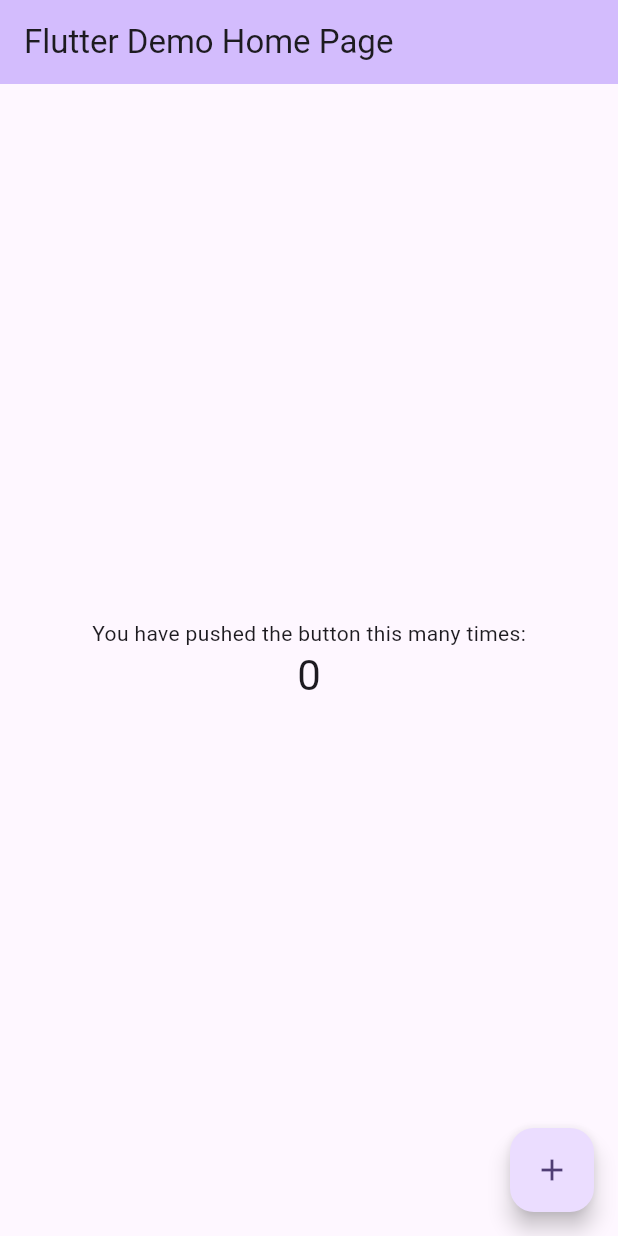
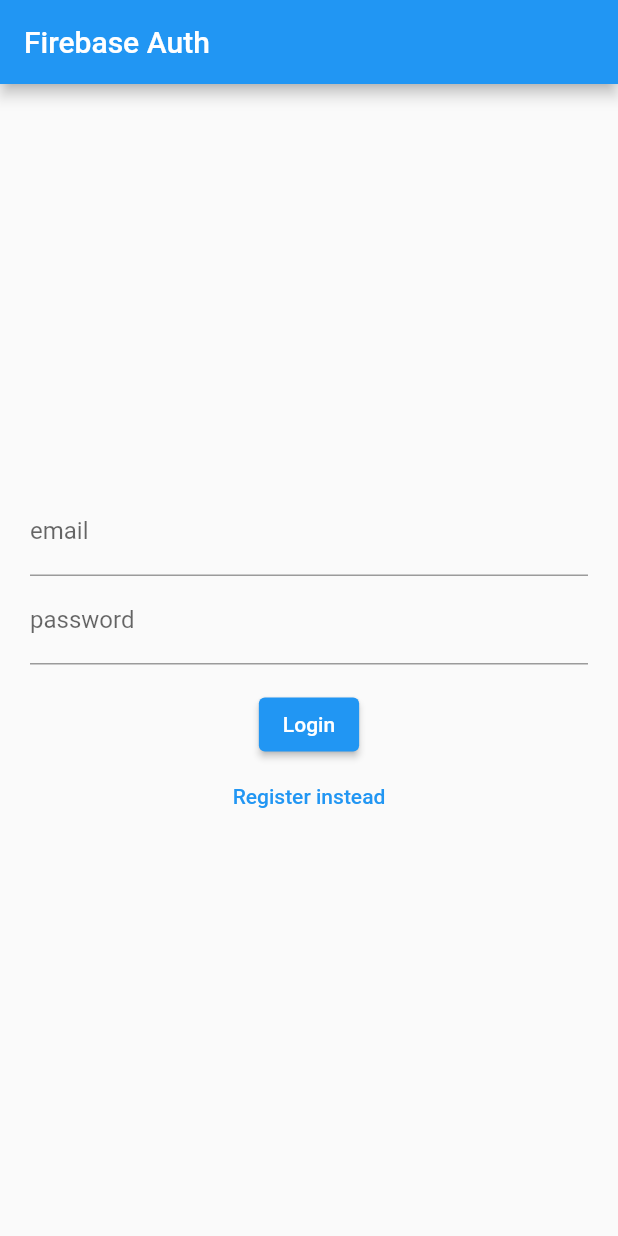
Before and after one commit to acm-projects/TaskMate, a Flutter app: the screen it shows after launch, on a phone screen of 412 x 824 dp. Run offline on Flutter 3.47's test engine with Material 2 defaults, Android fonts, the phone set to English and light mode, and no system bars; our stand-ins replace firebase_auth, firebase_core; accounts and stored records are empty.

Commit message:
added user auth functionality. Added new homepage, login page, and registration page

```diff
--- /dev/null
+++ b/lib/auth.dart
@@ -0,0 +1,29 @@
+import 'package:firebase_auth/firebase_auth.dart';
+
+class Auth{
+  final FirebaseAuth _firebaseAuth = FirebaseAuth.instance;
+
+  User? get currentUser => _firebaseAuth.currentUser;
+
+  Stream<User?> get authStateChanges => _firebaseAuth.authStateChanges();
+
+  Future<void> signInWithEmailAndPassword({
+    required String email,
+    required String password,
+  }) async {
+    await _firebaseAuth.signInWithEmailAndPassword(email: email, password: password,);
+
+}
+
+Future<void> createUserWithEmailAndPassword({
+  required String email,
+  required String password,
+}) async {
+    await _firebaseAuth.createUserWithEmailAndPassword(email: email, password: password);
+  }
+
+
+Future<void> signOut() async {
+  await _firebaseAuth.signOut();
+}
+}
--- a/lib/main.dart
+++ b/lib/main.dart
@@ -1,6 +1,8 @@
 import 'package:firebase_core/firebase_core.dart';
 import 'package:flutter/material.dart';
 import 'package:task_mate/firebase_options.dart';
+import 'package:firebase_core/firebase_core.dart';
+import '../widget_tree.dart';
 
 Future<void> main() async {
   WidgetsFlutterBinding.ensureInitialized();
@@ -13,119 +15,15 @@ Future<void> main() async {
 class MyApp extends StatelessWidget {
   const MyApp({super.key});
 
-  // This widget is the root of your application.
   @override
   Widget build(BuildContext context) {
     return MaterialApp(
-      title: 'Flutter Demo',
+      title: 'TaskMate',
       theme: ThemeData(
-        // This is the theme of your application.
-        //
-        // TRY THIS: Try running your application with "flutter run". You'll see
-        // the application has a blue toolbar. Then, without quitting the app,
-        // try changing the seedColor in the colorScheme below to Colors.green
-        // and then invoke "hot reload" (save your changes or press the "hot
-        // reload" button in a Flutter-supported IDE, or press "r" if you used
-        // the command line to start the app).
-        //
-        // Notice that the counter didn't reset back to zero; the application
-        // state is not lost during the reload. To reset the state, use hot
-        // restart instead.
-        //
-        // This works for code too, not just values: Most code changes can be
-        // tested with just a hot reload.
-        colorScheme: ColorScheme.fromSeed(seedColor: Colors.deepPurple),
-        useMaterial3: true,
+        primarySwatch: Colors.blue,
+
       ),
-      home: const MyHomePage(title: 'Flutter Demo Home Page'),
+      home: const WidgetTree(),
     );
   }
 }
-
-class MyHomePage extends StatefulWidget {
-  const MyHomePage({super.key, required this.title});
-
-  // This widget is the home page of your application. It is stateful, meaning
-  // that it has a State object (defined below) that contains fields that affect
-  // how it looks.
-
-  // This class is the configuration for the state. It holds the values (in this
-  // case the title) provided by the parent (in this case the App widget) and
-  // used by the build method of the State. Fields in a Widget subclass are
-  // always marked "final".
-
-  final String title;
-
-  @override
-  State<MyHomePage> createState() => _MyHomePageState();
-}
-
-class _MyHomePageState extends State<MyHomePage> {
-  int _counter = 0;
-
-  void _incrementCounter() {
-    setState(() {
-      // This call to setState tells the Flutter framework that something has
-      // changed in this State, which causes it to rerun the build method below
-      // so that the display can reflect the updated values. If we changed
-      // _counter without calling setState(), then the build method would not be
-      // called again, and so nothing would appear to happen.
-      _counter++;
-    });
-  }
-
-  @override
-  Widget build(BuildContext context) {
-    // This method is rerun every time setState is called, for instance as done
-    // by the _incrementCounter method above.
-    //
-    // The Flutter framework has been optimized to make rerunning build methods
-    // fast, so that you can just rebuild anything that needs updating rather
-    // than having to individually change instances of widgets.
-    return Scaffold(
-      appBar: AppBar(
-        // TRY THIS: Try changing the color here to a specific color (to
-        // Colors.amber, perhaps?) and trigger a hot reload to see the AppBar
-        // change color while the other colors stay the same.
-        backgroundColor: Theme.of(context).colorScheme.inversePrimary,
-        // Here we take the value from the MyHomePage object that was created by
-        // the App.build method, and use it to set our appbar title.
-        title: Text(widget.title),
-      ),
-      body: Center(
-        // Center is a layout widget. It takes a single child and positions it
-        // in the middle of the parent.
-        child: Column(
-          // Column is also a layout widget. It takes a list of children and
-          // arranges them vertically. By default, it sizes itself to fit its
-          // children horizontally, and tries to be as tall as its parent.
-          //
-          // Column has various properties to control how it sizes itself and
-          // how it positions its children. Here we use mainAxisAlignment to
-          // center the children vertically; the main axis here is the vertical
-          // axis because Columns are vertical (the cross axis would be
-          // horizontal).
-          //
-          // TRY THIS: Invoke "debug painting" (choose the "Toggle Debug Paint"
-          // action in the IDE, or press "p" in the console), to see the
-          // wireframe for each widget.
-          mainAxisAlignment: MainAxisAlignment.center,
-          children: <Widget>[
-            const Text(
-              'You have pushed the button this many times:',
-            ),
-            Text(
-              '$_counter',
-              style: Theme.of(context).textTheme.headlineMedium,
-            ),
-          ],
-        ),
-      ),
-      floatingActionButton: FloatingActionButton(
-        onPressed: _incrementCounter,
-        tooltip: 'Increment',
-        child: const Icon(Icons.add),
-      ), // This trailing comma makes auto-formatting nicer for build methods.
-    );
-  }
-}
--- /dev/null
+++ b/lib/pages/login_register_page.dart
@@ -0,0 +1,107 @@
+import 'package:flutter/material.dart';
+import 'package:firebase_auth/firebase_auth.dart';
+import '../auth.dart';
+
+class LoginPage extends StatefulWidget {
+  const LoginPage({Key? key}) : super(key: key);
+
+  @override
+  State<LoginPage> createState() => _LoginPageState();
+  }
+
+class _LoginPageState extends State<LoginPage> {
+  String? errorMessage = '';
+  bool isLogin = true;
+
+  final TextEditingController _controllerEmail = TextEditingController();
+  final TextEditingController _controllerPassword = TextEditingController();
+
+  Future<void> signInWithEmailAndPassword() async {
+    try {
+      await Auth().signInWithEmailAndPassword(
+        email:  _controllerEmail.text,
+        password: _controllerPassword.text,
+      );
+    } on FirebaseAuthException catch(e) {
+      setState(() {
+      errorMessage = e.message;
+    });
+    }
+  }
+
+  Future<void> createUserWithEmailAndPassword() async{
+    try {
+      await Auth().createUserWithEmailAndPassword(
+        email: _controllerEmail.text,
+        password: _controllerPassword.text,
+      );
+    } on FirebaseAuthException catch (e) {
+      setState((){
+        errorMessage = e.message;
+      });
+    }
+  }
+
+  Widget _title(){
+    return const Text('Firebase Auth');
+  }
+  Widget _entryField(
+    String title,
+    TextEditingController controller,
+  ){
+    return TextField(
+      controller: controller,
+      decoration: InputDecoration(
+        labelText: title,
+      ),
+    );
+  }
+
+  Widget _errorMessage(){
+    return Text(errorMessage == '' ? '' : 'invalid ? $errorMessage');
+  }
+  Widget _submitButton(){
+    return ElevatedButton(
+      onPressed:
+        isLogin ? signInWithEmailAndPassword : createUserWithEmailAndPassword,
+      child: Text(isLogin ? 'Login' : 'Register'),
+    );
+  }
+
+  Widget _loginOrRegisterButton(){
+    return TextButton(
+      onPressed: (){
+        setState((){
+          isLogin = !isLogin;
+        });
+      },
+      child: Text(isLogin ? 'Register instead' : 'Login instead'),
+    );
+  }
+
+  @override
+  Widget build(BuildContext context){
+    return Scaffold(
+      appBar: AppBar(
+        title: _title(),
+      ),
+      body: Container(
+        height: double.infinity,
+        width: double.infinity,
+        padding: const EdgeInsets.all(20),
+        child: Column(
+          crossAxisAlignment: CrossAxisAlignment.center,
+          mainAxisAlignment: MainAxisAlignment.center,
+          children: <Widget>[
+            _entryField('email', _controllerEmail),
+            _entryField('password', _controllerPassword),
+            _errorMessage(),
+            _submitButton(),
+            _loginOrRegisterButton(),
+          ],
+        )
+      )
+    );
+  }
+
+}
--- /dev/null
+++ b/lib/widget_tree.dart
@@ -0,0 +1,27 @@
+import 'package:flutter/material.dart';
+import 'package:task_mate/pages/login_register_page.dart';
+import '../auth.dart';
+import '../pages/home_page.dart';
+
+class WidgetTree extends StatefulWidget {
+  const WidgetTree({Key? key}) : super(key: key);
+
+  @override
+  State<WidgetTree> createState() => _WidgetTreeState();
+}
+
+class _WidgetTreeState extends State<WidgetTree> {
+  @override
+  Widget build(BuildContext context) {
+    return StreamBuilder(
+      stream: Auth().authStateChanges,
+      builder: (context,snapshot) {
+        if(snapshot.hasData){
+          return HomePage();
+        } else{
+          return const LoginPage();
+        }
+      }
+    );
+  }
+}
--- a/pubspec.yaml
+++ b/pubspec.yaml
@@ -36,6 +36,7 @@ dependencies:
   # Use with the CupertinoIcons class for iOS style icons.
   cupertino_icons: ^1.0.2
   firebase_core: ^2.17.0
+  firebase_auth: ^4.10.1
 
 dev_dependencies:
   flutter_test:
```
Also changed, not shown: lib/pages/home_page.dart (added, +47 -0 lines), pubspec.lock, 4 other files.
